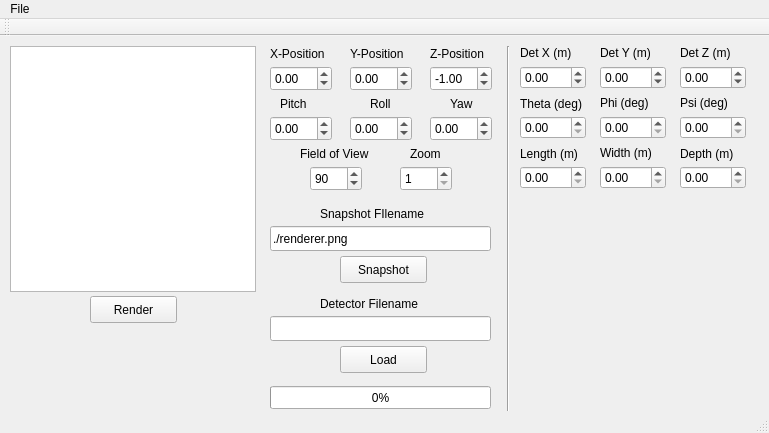
Above: tools/qtfiles/camera.ui from cthornsb/Vikar before the change. Below: the same form after it.
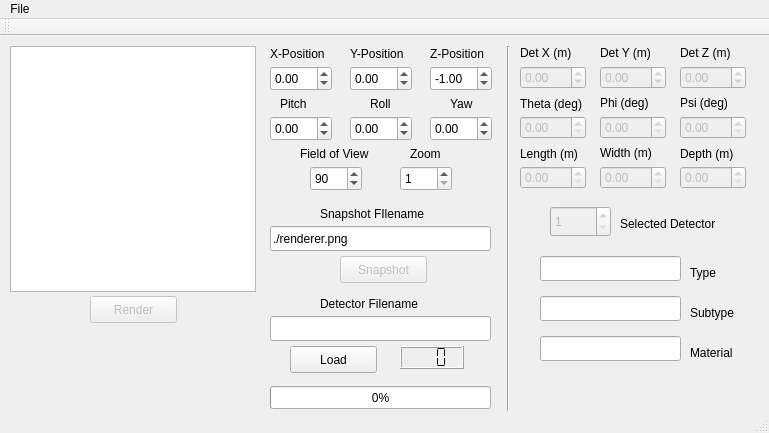
That is the form after the change.

Commit message: Added detector select to renderer

What changed in the file:
```diff
--- a/tools/qtfiles/camera.ui
+++ b/tools/qtfiles/camera.ui
@@ -25,6 +25,9 @@
     </property>
    </widget>
    <widget class="QPushButton" name="pushButton">
+    <property name="enabled">
+     <bool>false</bool>
+    </property>
     <property name="geometry">
      <rect>
       <x>90</x>
@@ -316,6 +319,9 @@
     </property>
    </widget>
    <widget class="QPushButton" name="pushButton_2">
+    <property name="enabled">
+     <bool>false</bool>
+    </property>
     <property name="geometry">
      <rect>
       <x>340</x>
@@ -386,7 +392,7 @@
    <widget class="QPushButton" name="pushButton_3">
     <property name="geometry">
      <rect>
-      <x>340</x>
+      <x>290</x>
       <y>310</y>
       <width>87</width>
       <height>27</height>
@@ -397,6 +403,9 @@
     </property>
    </widget>
    <widget class="QDoubleSpinBox" name="doubleSpinBox_xPos">
+    <property name="enabled">
+     <bool>false</bool>
+    </property>
     <property name="geometry">
      <rect>
       <x>520</x>
@@ -416,6 +425,9 @@
     </property>
    </widget>
    <widget class="QDoubleSpinBox" name="doubleSpinBox_yPos">
+    <property name="enabled">
+     <bool>false</bool>
+    </property>
     <property name="geometry">
      <rect>
       <x>600</x>
@@ -435,6 +447,9 @@
     </property>
    </widget>
    <widget class="QDoubleSpinBox" name="doubleSpinBox_zPos">
+    <property name="enabled">
+     <bool>false</bool>
+    </property>
     <property name="geometry">
      <rect>
       <x>680</x>
@@ -454,6 +469,9 @@
     </property>
    </widget>
    <widget class="QDoubleSpinBox" name="doubleSpinBox_psi">
+    <property name="enabled">
+     <bool>false</bool>
+    </property>
     <property name="geometry">
      <rect>
       <x>680</x>
@@ -467,6 +485,9 @@
     </property>
    </widget>
    <widget class="QDoubleSpinBox" name="doubleSpinBox_phi">
+    <property name="enabled">
+     <bool>false</bool>
+    </property>
     <property name="geometry">
      <rect>
       <x>600</x>
@@ -480,6 +501,9 @@
     </property>
    </widget>
    <widget class="QDoubleSpinBox" name="doubleSpinBox_theta">
+    <property name="enabled">
+     <bool>false</bool>
+    </property>
     <property name="geometry">
      <rect>
       <x>520</x>
@@ -493,6 +517,9 @@
     </property>
    </widget>
    <widget class="QDoubleSpinBox" name="doubleSpinBox_depth">
+    <property name="enabled">
+     <bool>false</bool>
+    </property>
     <property name="geometry">
      <rect>
       <x>680</x>
@@ -512,6 +539,9 @@
     </property>
    </widget>
    <widget class="QDoubleSpinBox" name="doubleSpinBox_width">
+    <property name="enabled">
+     <bool>false</bool>
+    </property>
     <property name="geometry">
      <rect>
       <x>600</x>
@@ -528,6 +558,9 @@
     </property>
    </widget>
    <widget class="QDoubleSpinBox" name="doubleSpinBox_length">
+    <property name="enabled">
+     <bool>false</bool>
+    </property>
     <property name="geometry">
      <rect>
       <x>520</x>
@@ -673,6 +706,153 @@
      <enum>Qt::Vertical</enum>
     </property>
    </widget>
+   <widget class="QLCDNumber" name="lcdNumber">
+    <property name="geometry">
+     <rect>
+      <x>400</x>
+      <y>310</y>
+      <width>64</width>
+      <height>23</height>
+     </rect>
+    </property>
+    <property name="lineWidth">
+     <number>1</number>
+    </property>
+    <property name="smallDecimalPoint">
+     <bool>false</bool>
+    </property>
+    <property name="digitCount">
+     <number>3</number>
+    </property>
+    <property name="segmentStyle">
+     <enum>QLCDNumber::Flat</enum>
+    </property>
+   </widget>
+   <widget class="QLabel" name="label_20">
+    <property name="geometry">
+     <rect>
+      <x>620</x>
+      <y>180</y>
+      <width>121</width>
+      <height>16</height>
+     </rect>
+    </property>
+    <property name="text">
+     <string>Selected Detector</string>
+    </property>
+   </widget>
+   <widget class="QSpinBox" name="spinBox_detSelect">
+    <property name="enabled">
+     <bool>false</bool>
+    </property>
+    <property name="geometry">
+     <rect>
+      <x>550</x>
+      <y>170</y>
+      <width>61</width>
+      <height>31</height>
+     </rect>
+    </property>
+    <property name="minimum">
+     <number>1</number>
+    </property>
+   </widget>
+   <widget class="QLineEdit" name="lineEdit_type">
+    <property name="geometry">
+     <rect>
+      <x>540</x>
+      <y>220</y>
+      <width>141</width>
+      <height>25</height>
+     </rect>
+    </property>
+    <property name="text">
+     <string/>
+    </property>
+    <property name="dragEnabled">
+     <bool>true</bool>
+    </property>
+    <property name="readOnly">
+     <bool>true</bool>
+    </property>
+   </widget>
+   <widget class="QLineEdit" name="lineEdit_subtype">
+    <property name="geometry">
+     <rect>
+      <x>540</x>
+      <y>260</y>
+      <width>141</width>
+      <height>25</height>
+     </rect>
+    </property>
+    <property name="text">
+     <string/>
+    </property>
+    <property name="dragEnabled">
+     <bool>true</bool>
+    </property>
+    <property name="readOnly">
+     <bool>true</bool>
+    </property>
+   </widget>
+   <widget class="QLineEdit" name="lineEdit_material">
+    <property name="geometry">
+     <rect>
+      <x>540</x>
+      <y>300</y>
+      <width>141</width>
+      <height>25</height>
+     </rect>
+    </property>
+    <property name="text">
+     <string/>
+    </property>
+    <property name="dragEnabled">
+     <bool>true</bool>
+    </property>
+    <property name="readOnly">
+     <bool>true</bool>
+    </property>
+   </widget>
+   <widget class="QLabel" name="label_21">
+    <property name="geometry">
+     <rect>
+      <x>690</x>
+      <y>230</y>
+      <width>59</width>
+      <height>14</height>
+     </rect>
+    </property>
+    <property name="text">
+     <string>Type</string>
+    </property>
+   </widget>
+   <widget class="QLabel" name="label_22">
+    <property name="geometry">
+     <rect>
+      <x>690</x>
+      <y>270</y>
+      <width>59</width>
+      <height>14</height>
+     </rect>
+    </property>
+    <property name="text">
+     <string>Subtype</string>
+    </property>
+   </widget>
+   <widget class="QLabel" name="label_23">
+    <property name="geometry">
+     <rect>
+      <x>690</x>
+      <y>310</y>
+      <width>59</width>
+      <height>14</height>
+     </rect>
+    </property>
+    <property name="text">
+     <string>Material</string>
+    </property>
+   </widget>
   </widget>
   <widget class="QMenuBar" name="menuBar">
    <property name="geometry">
```
The commit also changes 2 other files.
